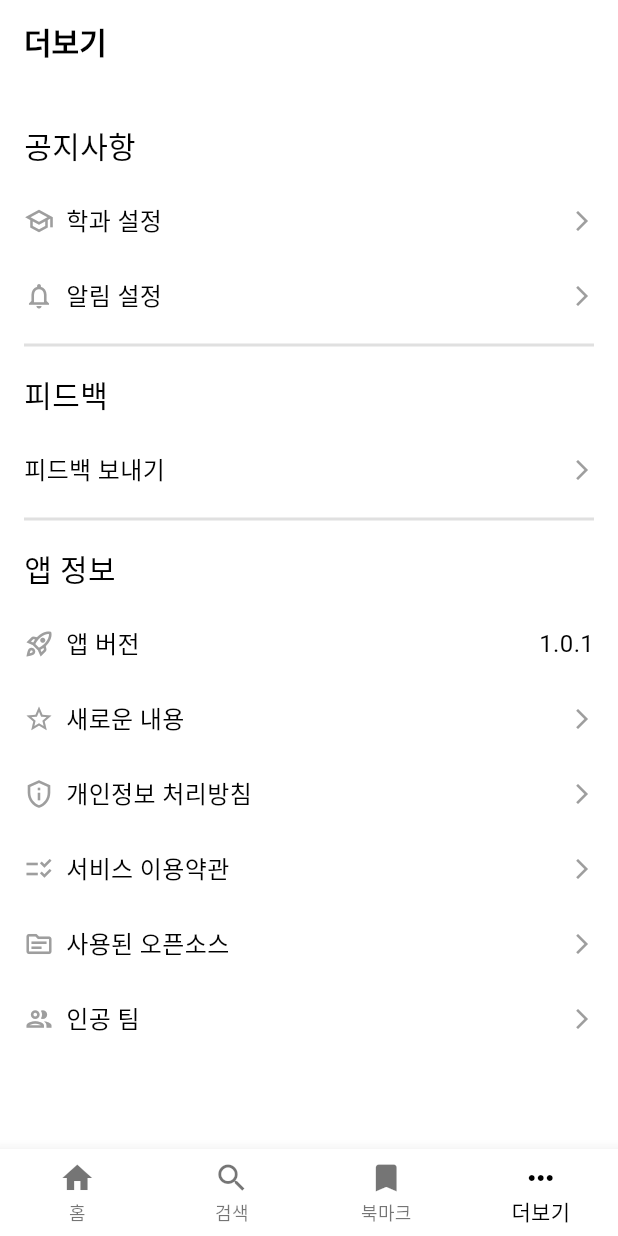
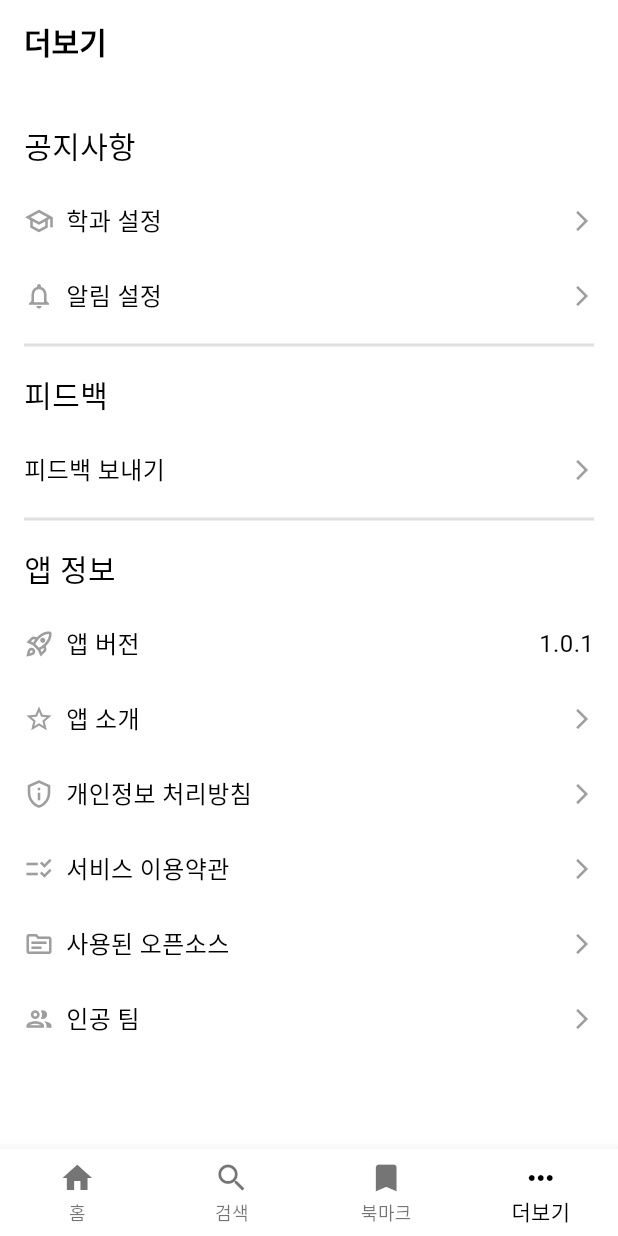
Before and after one commit to InhaNotice/inha_notice, a Flutter app: the screen it shows after launch, item 4 of the bottom bar chosen, on a phone screen of 412 x 824 dp. Run offline on Flutter 3.47's test engine with Material 3 defaults, Android fonts, the phone set to English and light mode, and no system bars; our stand-ins replace firebase_core, firebase_messaging, flutter_dotenv, logger, shared_preferences, sqflite; accounts and stored records are empty; network calls fail; Roboto replaces fonts that are missing (Pretendard); statements that could not run were skipped; project files that could hold a hidden picture were left out.

Commit message:
chore: update MorePage
- '새로운 기능'에서 '앱 소개'로 변경

```diff
--- a/lib/screens/bottom_navigation/more/more_page.dart
+++ b/lib/screens/bottom_navigation/more/more_page.dart
@@ -276,7 +276,7 @@ class MorePage extends StatelessWidget {
                             size: 20, color: Theme.of(context).iconTheme.color),
                         const SizedBox(width: 8),
                         Text(
-                          '새로운 내용',
+                          '앱 소개',
                           style: TextStyle(
                             fontFamily: Font.kDefaultFont,
                             fontSize: 16,
```
